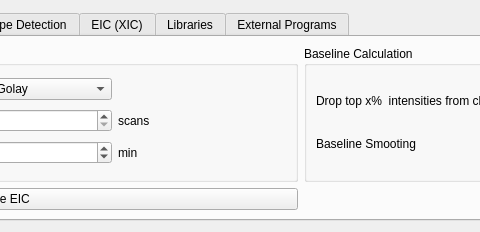
ElucidataInc/ElMaven, file mzroll/forms/settingsform.ui: the form before one commit; both pictures show x 345 to 825 and y 0 to 232 of the 1291 by 232 pixel window.
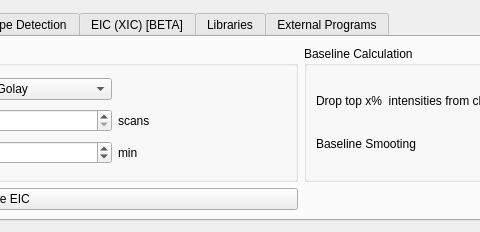
The form after the commit. Icons and pictures are not drawn.

Commit message: Ftr: Add Eic types as Beta Feature

```diff
--- a/mzroll/forms/settingsform.ui
+++ b/mzroll/forms/settingsform.ui
@@ -733,7 +733,7 @@
      </widget>
      <widget class="QWidget" name="eicOptions">
       <attribute name="title">
-       <string>EIC (XIC)</string>
+       <string>EIC (XIC) [BETA]</string>
       </attribute>
       <layout class="QHBoxLayout" name="horizontalLayout_5">
        <item>
```
